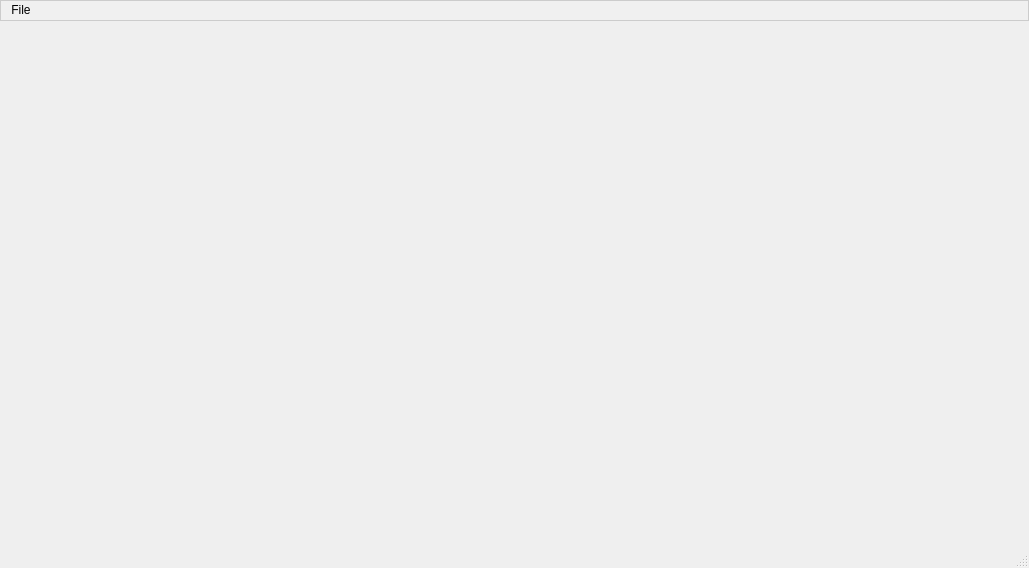
First picture: the form in temi.ui, repository brianmatute011/temi-scrapping, before the edit.
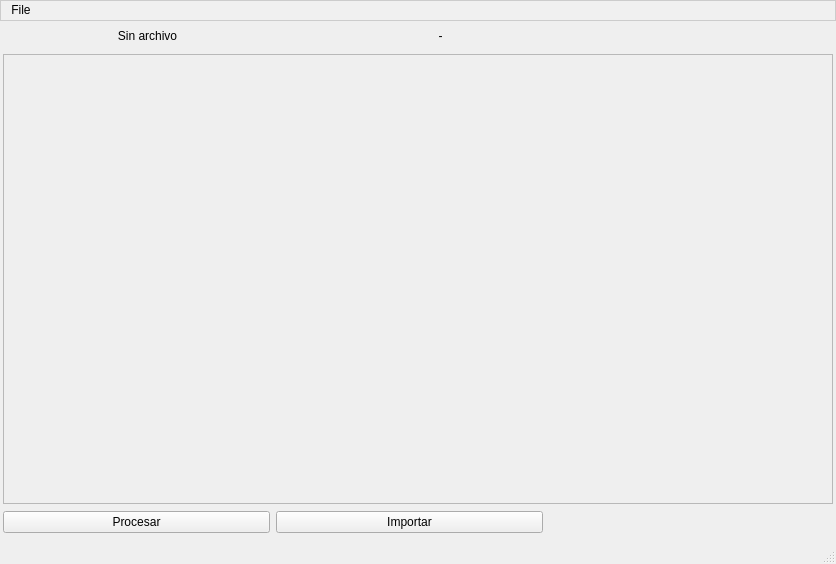
Second picture: the form after the edit.

Patch:
```diff
--- a/temi.ui
+++ b/temi.ui
@@ -6,8 +6,8 @@
    <rect>
     <x>0</x>
     <y>0</y>
-    <width>1029</width>
-    <height>568</height>
+    <width>836</width>
+    <height>564</height>
    </rect>
   </property>
   <property name="windowTitle">
@@ -31,14 +31,105 @@
 }
 </string>
   </property>
-  <widget class="QWidget" name="centralwidget"/>
+  <widget class="QWidget" name="centralwidget">
+   <widget class="QWidget" name="horizontalLayoutWidget">
+    <property name="geometry">
+     <rect>
+      <x>3</x>
+      <y>33</y>
+      <width>830</width>
+      <height>450</height>
+     </rect>
+    </property>
+    <layout class="QHBoxLayout" name="horizontalLayout">
+     <item>
+      <widget class="QScrollArea" name="scrollArea">
+       <property name="widgetResizable">
+        <bool>true</bool>
+       </property>
+       <widget class="QWidget" name="scrollAreaWidgetContents">
+        <property name="geometry">
+         <rect>
+          <x>0</x>
+          <y>0</y>
+          <width>826</width>
+          <height>446</height>
+         </rect>
+        </property>
+       </widget>
+      </widget>
+     </item>
+    </layout>
+   </widget>
+   <widget class="QWidget" name="horizontalLayoutWidget_2">
+    <property name="geometry">
+     <rect>
+      <x>3</x>
+      <y>486</y>
+      <width>540</width>
+      <height>30</height>
+     </rect>
+    </property>
+    <layout class="QHBoxLayout" name="horizontalLayout_2">
+     <item>
+      <widget class="QPushButton" name="pushButton">
+       <property name="text">
+        <string>Procesar</string>
+       </property>
+      </widget>
+     </item>
+     <item>
+      <widget class="QPushButton" name="pushButton_2">
+       <property name="text">
+        <string>Importar</string>
+       </property>
+      </widget>
+     </item>
+    </layout>
+   </widget>
+   <widget class="QWidget" name="horizontalLayoutWidget_3">
+    <property name="geometry">
+     <rect>
+      <x>4</x>
+      <y>0</y>
+      <width>580</width>
+      <height>30</height>
+     </rect>
+    </property>
+    <layout class="QHBoxLayout" name="horizontalLayout_3">
+     <item>
+      <widget class="QLabel" name="label">
+       <property name="text">
+        <string>Sin archivo</string>
+       </property>
+       <property name="textFormat">
+        <enum>Qt::PlainText</enum>
+       </property>
+       <property name="alignment">
+        <set>Qt::AlignCenter</set>
+       </property>
+      </widget>
+     </item>
+     <item>
+      <widget class="QLabel" name="label_2">
+       <property name="text">
+        <string>-</string>
+       </property>
+       <property name="alignment">
+        <set>Qt::AlignCenter</set>
+       </property>
+      </widget>
+     </item>
+    </layout>
+   </widget>
+  </widget>
   <widget class="QStatusBar" name="statusbar"/>
   <widget class="QMenuBar" name="menubar">
    <property name="geometry">
     <rect>
      <x>0</x>
      <y>0</y>
-     <width>1029</width>
+     <width>836</width>
      <height>23</height>
     </rect>
    </property>
```
